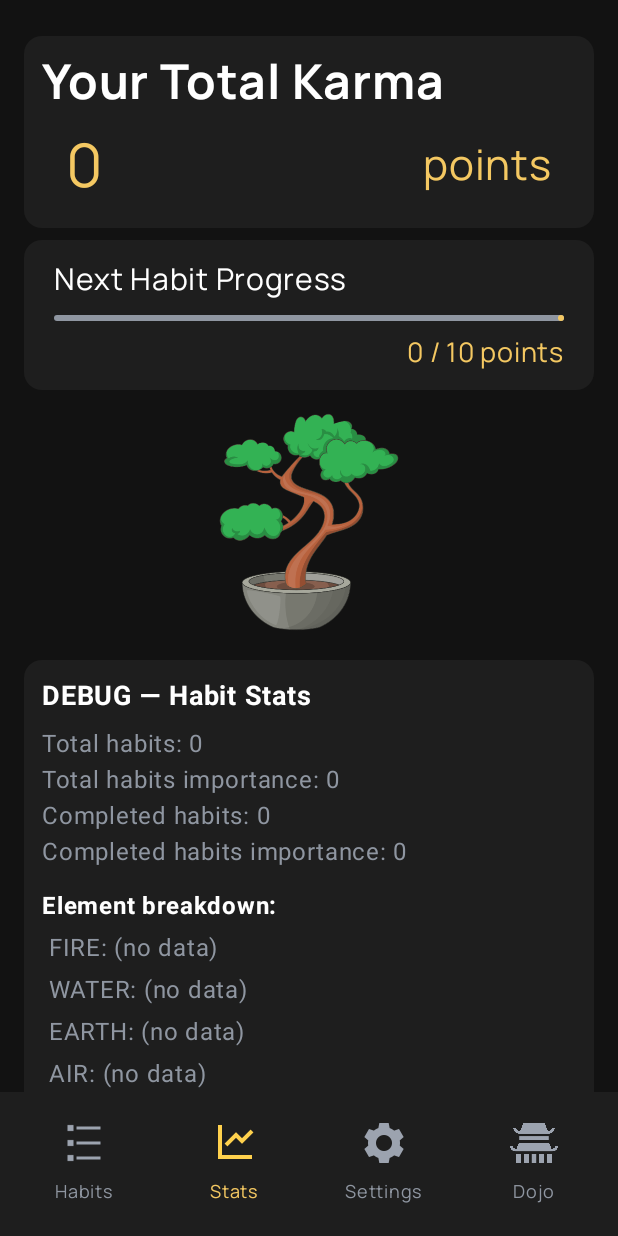
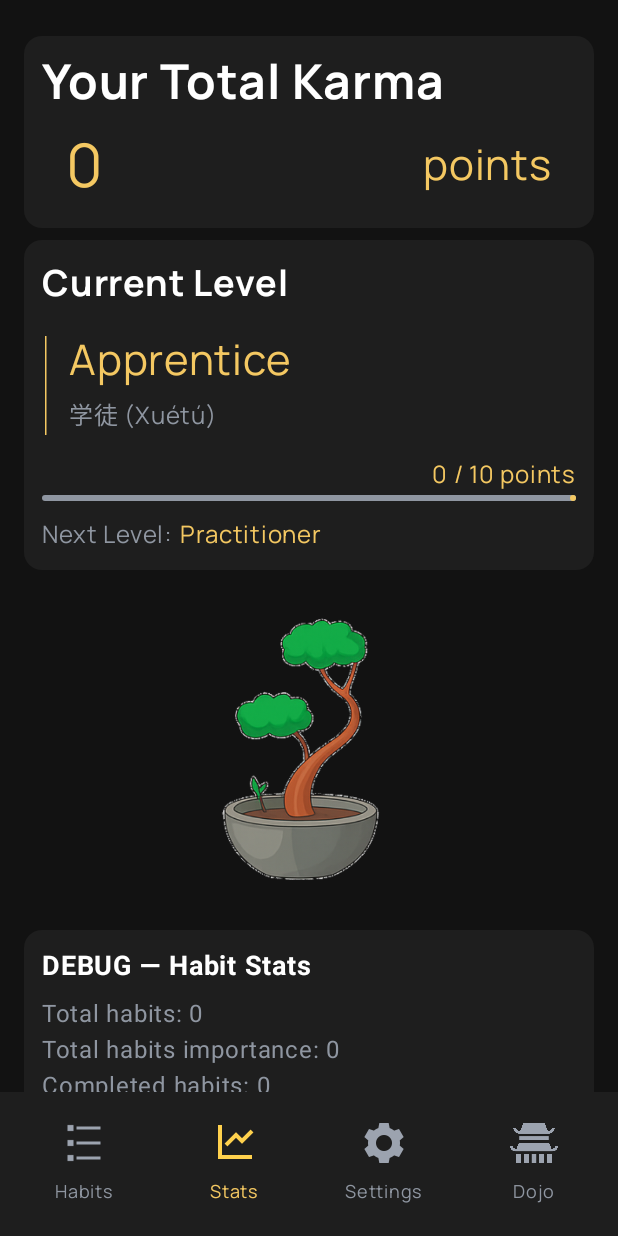
Before and after one commit to marcinkaczmarek2/habitao, an Android app built with Jetpack Compose: the screen it shows after launch (MainActivity), after a tap on "Stats", on a phone screen of 412 x 824 dp. Run offline under Robolectric (Android 15) with nearby library versions, the phone set to English and light mode, and no system bars.

Commit message:
Stats - levels & new bonsai

```diff
--- /dev/null
+++ b/app/src/main/java/app/habitao/ui/components/stats/SpiritualLevels.kt
@@ -0,0 +1,20 @@
+package app.habitao.ui.components.stats
+
+import androidx.annotation.DrawableRes
+import app.habitao.R
+
+data class SpiritualLevel(
+    val english: String,
+    val chinese: String,
+    val pinyin: String,
+    @DrawableRes val imgId: Int
+)
+
+val spiritualLevels = listOf(
+    SpiritualLevel("Apprentice", "学徒", "Xuétú", R.drawable.bonsai1),
+    SpiritualLevel("Practitioner", "修行者", "Xiūxíng zhě", R.drawable.bonsai1),
+    SpiritualLevel("Self-Disciplined One", "自律者", "Zìlǜ zhě", R.drawable.bonsai2),
+    SpiritualLevel("Adept of Habit", "习惯达人", "Xíguàn dárén", R.drawable.bonsai2),
+    SpiritualLevel("Tranquil Mind", "心如止水", "Xīn rú zhǐ shuǐ", R.drawable.bonsai3),
+    SpiritualLevel("Guardian of the Way", "道守", "Dào shǒu", R.drawable.bonsai3)
+)
--- a/app/src/main/java/app/habitao/ui/components/stats/StatsBonsai.kt
+++ b/app/src/main/java/app/habitao/ui/components/stats/StatsBonsai.kt
@@ -9,16 +9,32 @@ import androidx.compose.runtime.Composable
 import androidx.compose.ui.Modifier
 import androidx.compose.ui.res.painterResource
 import androidx.compose.ui.unit.dp
+import app.habitao.R
 
 @Composable
-fun StatsBonsai(@DrawableRes imgId: Int) {
+fun StatsBonsai(currentLevel: Int) {
+
+    //validation
+    if (currentLevel < -1 || currentLevel > spiritualLevels.size - 1) {
+        throw IllegalArgumentException("Current level is not in range of [0, ${spiritualLevels.size - 1}] or -1")
+    }
+
+    //choosing image
+    @DrawableRes var imageId: Int
+
+    if (currentLevel == -1) {
+        imageId = R.drawable.bonsai_dead
+    }
+    else {
+        imageId = spiritualLevels.get(currentLevel).imgId
+    }
 
     Image(
-        painter = painterResource(imgId),
+        painter = painterResource(imageId),
         contentDescription = "Rounded Logo",
         modifier = Modifier
             .padding(top = 8.dp)
             .fillMaxWidth()
-            .size(160.dp)
+            .size(220.dp)
     )
 }
--- a/app/src/main/java/app/habitao/ui/components/stats/StatsKarmaProgress.kt
+++ b/app/src/main/java/app/habitao/ui/components/stats/StatsKarmaProgress.kt
@@ -5,22 +5,26 @@ import androidx.compose.foundation.layout.Box
 import androidx.compose.foundation.layout.fillMaxWidth
 import androidx.compose.foundation.layout.height
 import androidx.compose.foundation.layout.padding
+import androidx.compose.foundation.layout.width
 import androidx.compose.foundation.shape.RoundedCornerShape
 import androidx.compose.material3.LinearProgressIndicator
 import androidx.compose.material3.Text
+import androidx.compose.material3.VerticalDivider
 import androidx.compose.runtime.Composable
 import androidx.compose.ui.Alignment
 import androidx.compose.ui.Modifier
 import androidx.compose.ui.draw.clip
+import androidx.compose.ui.text.font.FontWeight.Companion.Bold
 import androidx.compose.ui.unit.dp
 import androidx.compose.ui.unit.sp
 import app.habitao.ui.theme.LocalAppColors
 import app.habitao.ui.theme.Manrope
 
 @Composable
-fun StatsKarmaProgress(karmaProgress: Int, karmaToNextLv: Int) {
+fun StatsKarmaProgress(karmaProgress: Int, karmaToNextLv: Int, currentLevel: Int) {
 
     val colors = LocalAppColors.current
+
     //input control
     if (karmaToNextLv < 1) {
         throw IllegalArgumentException("Karma to next level must be positive")
@@ -34,46 +38,116 @@ fun StatsKarmaProgress(karmaProgress: Int, karmaToNextLv: Int) {
         throw IllegalArgumentException("Karma progress cannot exceed karma to next level")
     }
 
+    if (currentLevel < 0 || currentLevel > spiritualLevels.size - 1) {
+        throw IllegalArgumentException("Current level is not in range of [0, ${spiritualLevels.size - 1}]")
+    }
+
+    //spiritual level
+    val spiritLevel = spiritualLevels.get(currentLevel)
+
+    //is there a next level
+    val nextLevel = currentLevel != spiritualLevels.size - 1
+
+    //height of box
+    var boxHeight = 220.dp
+
+    if (!nextLevel) {
+        boxHeight = 142.dp
+    }
+
     //GUI
     Box(
         modifier = Modifier
             .padding(top = 8.dp)
             .fillMaxWidth()
-            .height(100.dp)
+            .height(boxHeight)
             .clip(RoundedCornerShape(12.dp))
             .background(colors.PanelBackgroundNonActive)
-
         ,
         contentAlignment = Alignment.Center
     ) {
+        //upper level info
         Text(
-            text = "Next Habit Progress",
-            fontSize = 20.sp,
+            text = "Current Level",
+            fontSize = 24.sp,
             fontFamily = Manrope,
+            fontWeight = Bold,
             color = colors.HeaderColor,
             modifier = Modifier
                 .align(Alignment.TopStart)
-                .padding(start = 20.dp, top = 12.dp)
+                .padding(start = 12.dp, top = 12.dp)
         )
 
-        LinearProgressIndicator(
-            progress = { karmaProgress.toFloat() / karmaToNextLv.toFloat() },
-            trackColor = colors.IconTextNonActive,
+        VerticalDivider(
             color = colors.IconTextActive,
             modifier = Modifier
-                .align(Alignment.TopCenter)
-                .padding(start = 20.dp, end = 20.dp, top = 50.dp)
-                .fillMaxWidth()
+                .align(Alignment.TopStart)
+                .padding(start = 14.dp, top = 64.dp)
+                .width(8.dp)
+                .height(66.dp)
         )
 
         Text(
-            text = "$karmaProgress / $karmaToNextLv points",
-            fontSize = 18.sp,
+            text = spiritLevel.english,
+            fontSize = 28.sp,
             fontFamily = Manrope,
             color = colors.IconTextActive,
             modifier = Modifier
-                .align(Alignment.TopEnd)
-                .padding(end = 20.dp, top = 62.dp)
+                .align(Alignment.TopStart)
+                .padding(start = 30.dp, top = 60.dp)
         )
+
+        Text(
+            text = "${spiritLevel.chinese} (${spiritLevel.pinyin})",
+            fontSize = 16.sp,
+            fontFamily = Manrope,
+            color = colors.IconTextNonActive,
+            modifier = Modifier
+                .align(Alignment.TopStart)
+                .padding(start = 30.dp, top = 104.dp)
+        )
+
+        //bottom progress bar area
+        if (nextLevel) {
+            Text(
+                text = "Next Level:",
+                fontSize = 16.sp,
+                fontFamily = Manrope,
+                color = colors.IconTextNonActive,
+                modifier = Modifier
+                    .align(Alignment.BottomStart)
+                    .padding(start = 12.dp, bottom = 12.dp)
+            )
+
+            Text(
+                text = spiritualLevels.get(currentLevel + 1).english,
+                fontSize = 16.sp,
+                fontFamily = Manrope,
+                color = colors.IconTextActive,
+                modifier = Modifier
+                    .align(Alignment.BottomStart)
+                    .padding(start = 104.dp, bottom = 12.dp)
+            )
+
+            LinearProgressIndicator(
+                progress = { karmaProgress.toFloat() / karmaToNextLv.toFloat() },
+                trackColor = colors.IconTextNonActive,
+                color = colors.IconTextActive,
+                modifier = Modifier
+                    .align(Alignment.BottomCenter)
+                    .padding(start = 12.dp, end = 12.dp, bottom = 46.dp)
+                    .fillMaxWidth()
+            )
+
+            Text(
+                text = "$karmaProgress / $karmaToNextLv points",
+                fontSize = 16.sp,
+                fontFamily = Manrope,
+                color = colors.IconTextActive,
+                modifier = Modifier
+                    .align(Alignment.BottomEnd)
+                    .padding(end = 12.dp, bottom = 52.dp)
+            )
+        }
     }
 }
--- a/app/src/main/java/app/habitao/ui/screens/StatsScreen.kt
+++ b/app/src/main/java/app/habitao/ui/screens/StatsScreen.kt
@@ -53,24 +53,28 @@ fun StatsScreenInitialize(navController: NavController, viewModel: StatsViewMode
         modifier = Modifier
             .fillMaxSize()
             .background(colors.MainBackgroundColor)
+            .padding(top = 24.dp)
     ) {
 
         Column(
             modifier = Modifier
                 .fillMaxSize()
                 .verticalScroll(scrollState)
-                .padding(start = 16.dp, top = 24.dp, end = 16.dp, bottom = 112.dp)
+                .padding(start = 16.dp, top = 0.dp, end = 16.dp, bottom = 112.dp)
         ) {
             //total karma
             StatsTotalKarma(stats.completedHabitsImportance * 10)
 
             //karma progress
-            StatsKarmaProgress(stats.completedHabits, 10)
+            //TODO: leveling system
+            //NOTE: levels [0; 5]
+            StatsKarmaProgress(stats.completedHabits, 10, 0)
 
             //bonsai tree - decoration
             //<a href="https://www.flaticon.com/free-icons/bonsai" title="bonsai icons">Bonsai icons created by Ylivdesign - Flaticon</a>
-            //NOTE: I thought we may use a couple versions of images for that (idk - you can rm that)
-            StatsBonsai(R.drawable.bonsai)
+            //NOTE: those images could be improved
+            //VALUES [-1; 5] -> -1 dead bonsai
+            StatsBonsai(0)
 
             //elements description
             StatsElemDescr(airPts, firePts, waterPts, earthPts)
```
Also changed, not shown: app/src/main/res/drawable/bonsai.png (deleted), app/src/main/res/drawable/bonsai1.png (added), app/src/main/res/drawable/bonsai2.png (added), app/src/main/res/drawable/bonsai3.png (added), app/src/main/res/drawable/bonsai_dead.png (added).
